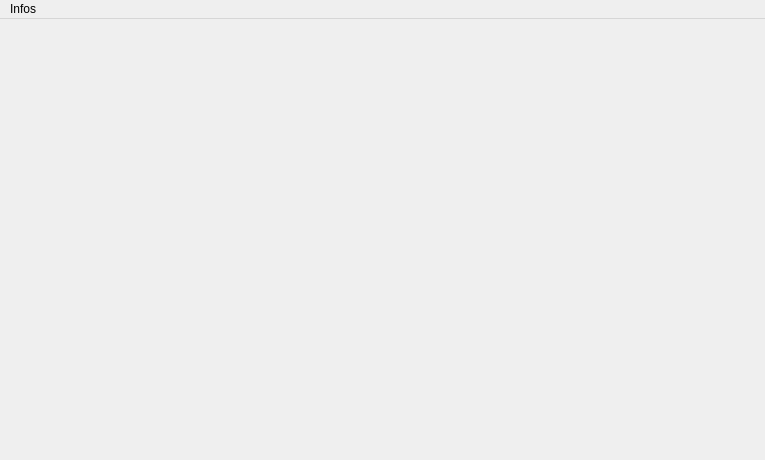
Before: the Qt Designer form clientLourd/src/channel/belote/belote.ui in Phoenix63/IRC-like, drawn with Qt 5.
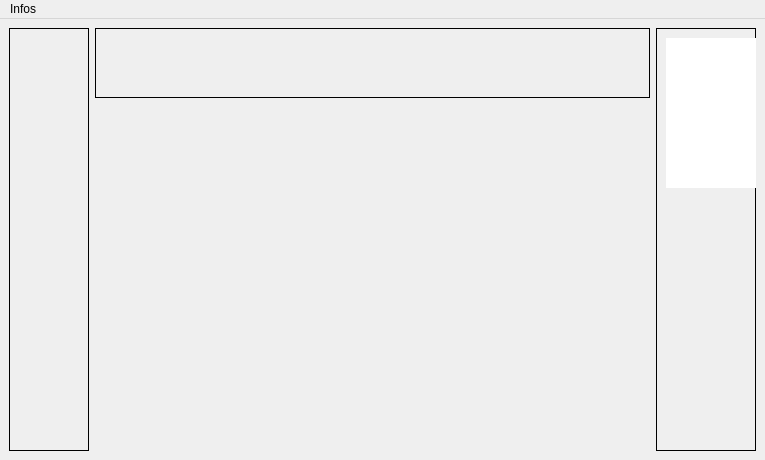
After: the same form once the commit is applied.

Commit message: Fixed segfault on take button + rmchan command

```diff
--- a/clientLourd/src/channel/belote/belote.ui
+++ b/clientLourd/src/channel/belote/belote.ui
@@ -22,6 +22,16 @@
   <widget class="QWidget" name="centralwidget">
    <layout class="QHBoxLayout" name="horizontalLayout">
     <item>
+     <widget class="QFrame" name="westFrame">
+      <property name="maximumSize">
+       <size>
+        <width>100</width>
+        <height>16777215</height>
+       </size>
+      </property>
+      <property name="frameShape">
+       <enum>QFrame::Box</enum>
+      </property>
      <layout class="QVBoxLayout" name="west">
       <item>
        <spacer name="horizontalSpacer_2">
@@ -40,10 +50,21 @@
        </spacer>
       </item>
      </layout>
+     </widget>
     </item>
     <item>
      <layout class="QVBoxLayout" name="Main">
       <item>
+       <widget class="QFrame" name="north_2">
+        <property name="maximumSize">
+         <size>
+          <width>16777215</width>
+          <height>70</height>
+         </size>
+        </property>
+        <property name="frameShape">
+         <enum>QFrame::Box</enum>
+        </property>
        <layout class="QHBoxLayout" name="north">
         <item>
          <spacer name="verticalSpacer">
@@ -62,6 +83,7 @@
          </spacer>
         </item>
        </layout>
+       </widget>
       </item>
       <item>
        <layout class="QHBoxLayout" name="board">
@@ -139,7 +161,42 @@
      </layout>
     </item>
     <item>
+     <widget class="QFrame" name="eastFrame">
+      <property name="maximumSize">
+       <size>
+        <width>100</width>
+        <height>16777215</height>
+       </size>
+      </property>
+      <property name="frameShape">
+       <enum>QFrame::Box</enum>
+      </property>
      <layout class="QVBoxLayout" name="east">
+       <item alignment="Qt::AlignLeft">
+        <widget class="QTableWidget" name="scoreboard">
+         <property name="minimumSize">
+          <size>
+           <width>100</width>
+           <height>0</height>
+          </size>
+         </property>
+         <property name="maximumSize">
+          <size>
+           <width>100</width>
+           <height>150</height>
+          </size>
+         </property>
+         <property name="autoFillBackground">
+          <bool>false</bool>
+         </property>
+         <property name="frameShape">
+          <enum>QFrame::NoFrame</enum>
+         </property>
+         <property name="frameShadow">
+          <enum>QFrame::Sunken</enum>
+         </property>
+        </widget>
+       </item>
       <item>
        <spacer name="horizontalSpacer_3">
         <property name="orientation">
@@ -156,7 +213,21 @@
         </property>
        </spacer>
       </item>
-     </layout>
+       <item>
+        <spacer name="verticalSpacer_5">
+         <property name="orientation">
+          <enum>Qt::Vertical</enum>
+         </property>
+         <property name="sizeHint" stdset="0">
+          <size>
+           <width>20</width>
+           <height>40</height>
+          </size>
+         </property>
+        </spacer>
+       </item>
+      </layout>
+     </widget>
     </item>
    </layout>
   </widget>
```
Lines whose indentation alone changed are shown as unchanged. The commit also changes 7 other files.
